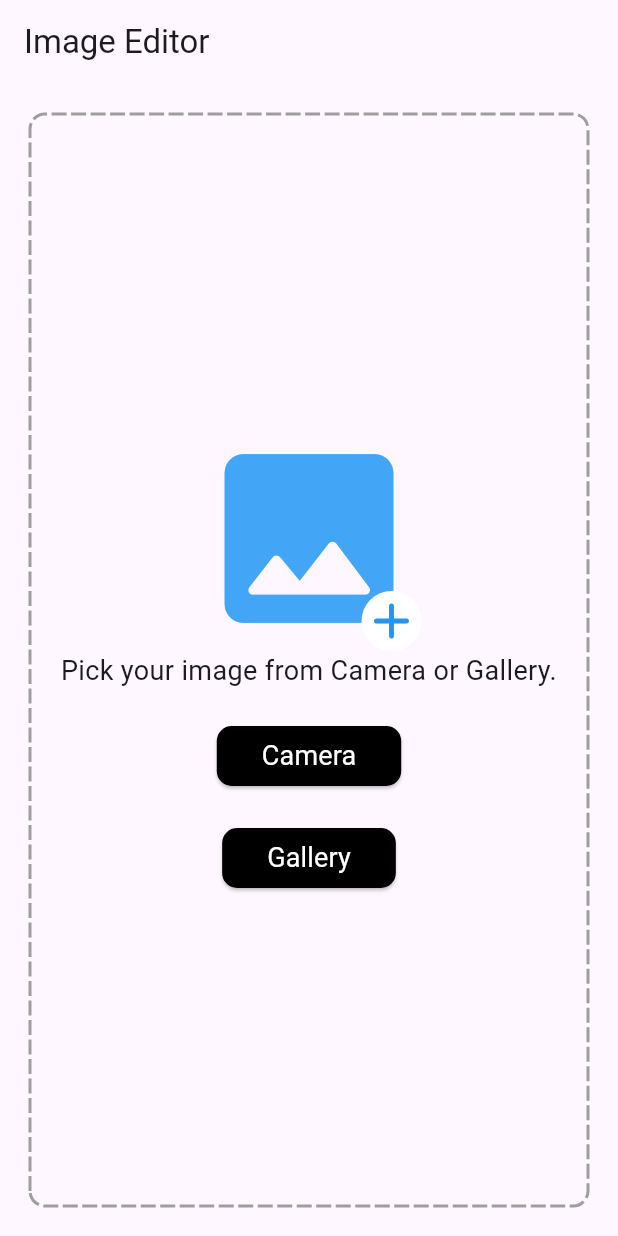
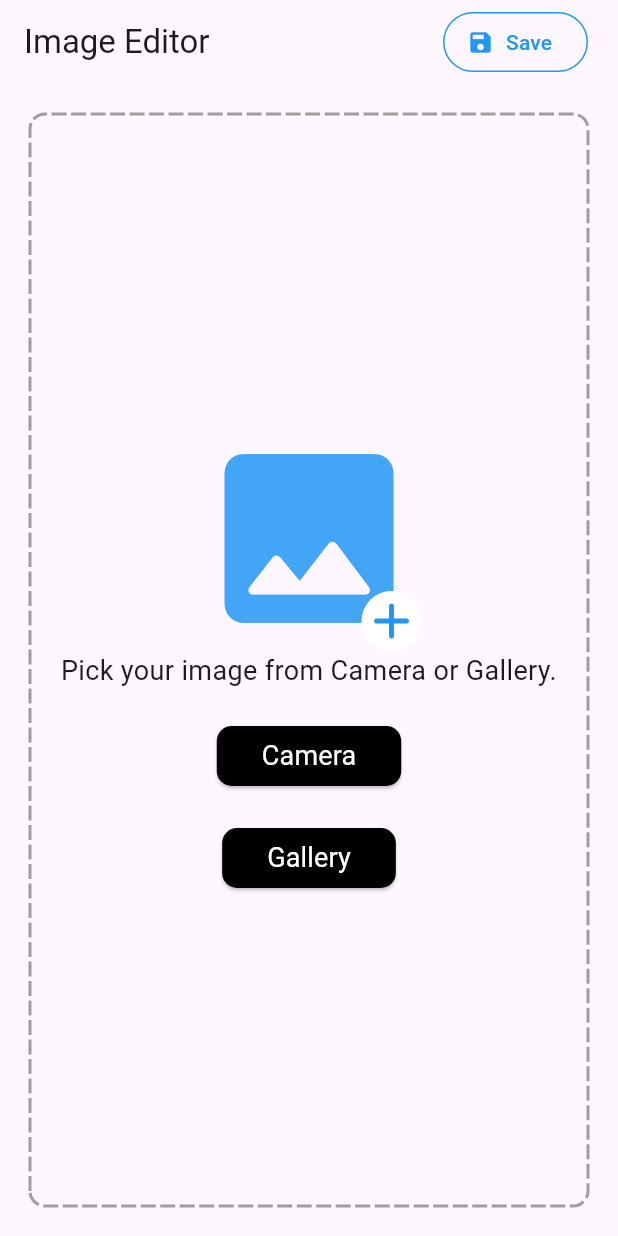
Before and after one commit to vinay416/Image-Filters, a Flutter app: the screen it shows after launch, on a phone screen of 412 x 824 dp. Run offline on Flutter 3.47's test engine with Material 3 defaults, Android fonts, the light colour scheme and no system bars; drawn by our look-alikes of dotted_border; our stand-ins replace device_info_plus, flutter_bloc, fluttertoast, image_cropper, image_picker, permission_handler.

Commit message:
image colors filters added

```diff
--- a/lib/core_bloc/image_filter_bloc.dart
+++ b/lib/core_bloc/image_filter_bloc.dart
@@ -13,6 +13,7 @@ class ImageFilterBloc extends Bloc<ImageFilterBlocEvent, ImageFilterBlocStates>
   ImageFilterBloc() : super(ImageEmptyState()) {
     on<PickFromGalleryEvent>(_pickImageGallery);
     on<PickFromCameraEvent>(_pickImageCamera);
+    on<AddSaveControllerEvent>(_onSSControllerAddEvent);
     on<SaveImageEvent>(_saveImage);
   }
 
@@ -54,12 +55,18 @@ class ImageFilterBloc extends Bloc<ImageFilterBlocEvent, ImageFilterBlocStates>
     emit(ImageFiltersState(path));
   }
 
+  late WidgetSSController _controller;
+
+  void _onSSControllerAddEvent(AddSaveControllerEvent event, _) {
+    _controller = event.controller;
+  }
+
   void _saveImage(
     SaveImageEvent event,
     Emitter<ImageFilterBlocStates> emit,
   ) async {
     emit(LoadingState(true));
-    final file = await event.controller.takeScreenShot();
+    final file = await _controller.takeScreenShot();
     if (file == null) {
       Fluttertoast.showToast(msg: "Saving image failed");
     }
--- a/lib/core_bloc/image_filter_bloc_event.dart
+++ b/lib/core_bloc/image_filter_bloc_event.dart
@@ -6,7 +6,9 @@ final class PickFromGalleryEvent extends ImageFilterBlocEvent {}
 
 final class PickFromCameraEvent extends ImageFilterBlocEvent {}
 
-final class SaveImageEvent extends ImageFilterBlocEvent {
-  SaveImageEvent(this.controller);
+final class AddSaveControllerEvent extends ImageFilterBlocEvent {
   final WidgetSSController controller;
+  AddSaveControllerEvent(this.controller);
 }
+
+final class SaveImageEvent extends ImageFilterBlocEvent {}
--- /dev/null
+++ b/lib/home_view.dart
@@ -0,0 +1,88 @@
+import 'package:flutter/material.dart';
+import 'package:flutter_bloc/flutter_bloc.dart';
+import 'package:image_filters/core_bloc/image_filter_bloc.dart';
+import 'package:image_filters/views/image_filters_builder/image_filters_builder.dart';
+import 'package:image_filters/views/image_pick_view/image_pick_view.dart';
+import 'package:image_filters/views/permission_error/permission_error_view.dart';
+
+class HomeView extends StatelessWidget {
+  const HomeView({super.key});
+
+  @override
+  Widget build(BuildContext context) {
+    return Scaffold(
+      appBar: AppBar(
+        title: const Text("Image Editor"),
+        actions: [
+          buildSaveButton(context),
+          const SizedBox(width: 20),
+        ],
+      ),
+      // body: ImageBlendFilters(),
+      // body: GradientMaskFilter(),
+      body: Stack(
+        children: [
+          buildBody(),
+          buildLoader(),
+        ],
+      ),
+    );
+  }
+
+  OutlinedButton buildSaveButton(BuildContext context) {
+    return OutlinedButton.icon(
+      style: const ButtonStyle(
+        foregroundColor: WidgetStatePropertyAll(
+          Colors.blue,
+        ),
+        side: WidgetStatePropertyAll(
+          BorderSide(color: Colors.blue),
+        ),
+      ),
+      onPressed: () {
+        context.read<ImageFilterBloc>().add(SaveImageEvent());
+      },
+      label: const Text("Save"),
+      icon: const Icon(Icons.save),
+    );
+  }
+
+  Widget buildLoader() {
+    return BlocSelector<ImageFilterBloc, ImageFilterBlocStates, LoadingState>(
+      selector: (state) {
+        if (state is LoadingState) return state;
+        return LoadingState(false);
+      },
+      builder: (context, state) {
+        if (state.loading) {
+          return Container(
+            height: double.infinity,
+            width: double.infinity,
+            color: Colors.black54,
+            child: const Center(
+              child: CircularProgressIndicator(),
+            ),
+          );
+        }
+        return const SizedBox.shrink();
+      },
+    );
+  }
+
+  Widget buildBody() {
+    return BlocBuilder<ImageFilterBloc, ImageFilterBlocStates>(
+      buildWhen: (previous, current) {
+        return current is! LoadingState;
+      },
+      builder: (context, state) {
+        if (state is PermissionErrorState) {
+          return const PermissionErrorView();
+        }
+        if (state is ImageFiltersState) {
+          return ImageFiltersBuilder(imagePath: state.path);
+        }
+        return const ImagePickView();
+      },
+    );
+  }
+}
--- a/lib/main.dart
+++ b/lib/main.dart
@@ -1,9 +1,7 @@
 import 'package:flutter/material.dart';
 import 'package:flutter_bloc/flutter_bloc.dart';
 import 'package:image_filters/core_bloc/image_filter_bloc.dart';
-import 'package:image_filters/views/image_filters_builder/image_filters_builder.dart';
-import 'package:image_filters/views/image_pick_view/image_pick_view.dart';
-import 'package:image_filters/views/permission_error/permission_error_view.dart';
+import 'package:image_filters/home_view.dart';
 
 void main() {
   runApp(const MainApp());
@@ -16,58 +14,9 @@ class MainApp extends StatelessWidget {
   Widget build(BuildContext context) {
     return BlocProvider(
       create: (_) => ImageFilterBloc(),
-      child: MaterialApp(
-        home: Scaffold(
-          appBar: AppBar(
-            title: const Text("Image Editor"),
-          ),
-          // body: ImageBlendFilters(),
-          // body: GradientMaskFilter(),
-          // body: ImagePickView(),
-          body: Stack(
-            children: [
-              buildBody(),
-              buildLoader(),
-            ],
-          ),
-        ),
+      child: const MaterialApp(
+        home: HomeView(),
       ),
     );
   }
-
-  Widget buildLoader() {
-    return BlocSelector<ImageFilterBloc, ImageFilterBlocStates, LoadingState>(
-      selector: (state) {
-        if (state is LoadingState) return state;
-        return LoadingState(false);
-      },
-      builder: (context, state) {
-        if (state.loading) {
-          return Container(
-            height: double.infinity,
-            width: double.infinity,
-            color: Colors.black54,
-            child: const Center(
-              child: CircularProgressIndicator(),
-            ),
-          );
-        }
-        return const SizedBox.shrink();
-      },
-    );
-  }
-
-  Widget buildBody() {
-    return BlocBuilder<ImageFilterBloc, ImageFilterBlocStates>(
-      builder: (context, state) {
-        if (state is PermissionErrorState) {
-          return const PermissionErrorView();
-        }
-        if (state is ImageFiltersState) {
-          return ImageFiltersBuilder(imagePath: state.path);
-        }
-        return const ImagePickView();
-      },
-    );
-  }
 }
--- a/lib/views/image_filters_builder/image_filters_builder.dart
+++ b/lib/views/image_filters_builder/image_filters_builder.dart
@@ -1,4 +1,5 @@
 import 'package:flutter/material.dart';
+import 'package:image_filters/filters/image_blend_filters.dart';
 
 class ImageFiltersBuilder extends StatelessWidget {
   const ImageFiltersBuilder({super.key, required this.imagePath});
@@ -6,6 +7,6 @@ class ImageFiltersBuilder extends StatelessWidget {
 
   @override
   Widget build(BuildContext context) {
-    return const Placeholder();
+    return ImageBlendFilters(imagePath: imagePath);
   }
 }
--- a/pubspec.yaml
+++ b/pubspec.yaml
@@ -1,6 +1,6 @@
 name: image_filters
 description: A new Flutter project.
-publish_to: 'none'
+publish_to: "none"
 version: 0.1.0
 
 environment:
@@ -9,7 +9,6 @@ environment:
 dependencies:
   device_info_plus: ^10.1.2
   dotted_border: ^2.1.0
-  flex_color_picker: ^3.3.0
   flutter:
     sdk: flutter
   flutter_bloc: ^8.1.6
```
Also changed, not shown: lib/filters/image_blend_filters.dart (+51 -74 lines), lib/filters/image_color_filters.dart (added, +75 -0 lines), lib/tabbar/home_filter_tab_bar.dart (added, +20 -0 lines), pubspec.lock, 1 other file.
